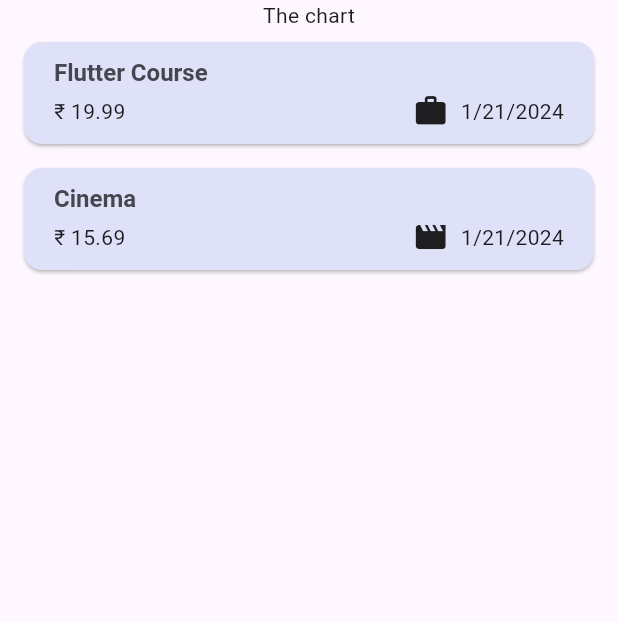
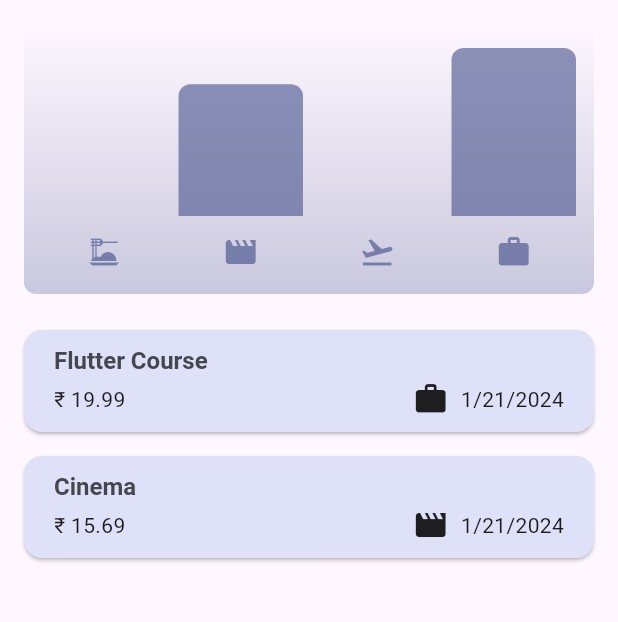
Before and after one commit to tsaransh/flutter.Expense-Tracker, a Flutter app: the screen it shows after launch, on a phone screen of 412 x 824 dp, the part 84-706 px from its top. Run offline on Flutter 3.47's test engine with Material 3 defaults, Android fonts, the phone set to English and light mode, and no system bars.

Commit message:
chart bar added

```diff
--- a/lib/model/Expense.dart
+++ b/lib/model/Expense.dart
@@ -9,10 +9,10 @@ final formatter = DateFormat.yMd();
 enum Category { food, travel, leisure, work }
 
 const categoryIcon = {
-  Category.food: Icon(Icons.dinner_dining),
-  Category.travel: Icon(Icons.flight_takeoff),
-  Category.leisure: Icon(Icons.movie),
-  Category.work: Icon(Icons.work)
+  Category.food: Icons.dinner_dining,
+  Category.travel: Icons.flight_takeoff,
+  Category.leisure: Icons.movie,
+  Category.work: Icons.work,
 };
 
 class Expense {
@@ -33,3 +33,23 @@ class Expense {
     return formatter.format(date);
   }
 }
+
+class ExpenseBucket {
+  const ExpenseBucket({required this.category, required this.expenseList});
+
+  ExpenseBucket.forCategory(List<Expense> allExpense, this.category)
+      : expenseList = allExpense
+            .where((expense) => expense.category == category)
+            .toList();
+
+  final List<Expense> expenseList;
+  final Category category;
+
+  double get totalExpense {
+    double sum = 0;
+    for (Expense exp in expenseList) {
+      sum += exp.amount;
+    }
+    return sum;
+  }
+}
--- /dev/null
+++ b/lib/widgets/chart_widgets/chart.dart
@@ -0,0 +1,94 @@
+import 'package:expense_tracker/model/Expense.dart';
+import 'package:expense_tracker/widgets/chart_widgets/chart_bar.dart';
+import 'package:flutter/material.dart';
+
+class Chart extends StatelessWidget {
+  const Chart({super.key, required this.expenses});
+
+  final List<Expense> expenses;
+
+  List<ExpenseBucket> get buckets {
+    return [
+      ExpenseBucket.forCategory(expenses, Category.food),
+      ExpenseBucket.forCategory(expenses, Category.leisure),
+      ExpenseBucket.forCategory(expenses, Category.travel),
+      ExpenseBucket.forCategory(expenses, Category.work),
+    ];
+  }
+
+  double get maxTotalExpense {
+    double maxTotalExpense = 0;
+
+    for (final bucket in buckets) {
+      if (bucket.totalExpense > maxTotalExpense) {
+        maxTotalExpense = bucket.totalExpense;
+      }
+    }
+
+    return maxTotalExpense;
+  }
+
+  @override
+  Widget build(BuildContext context) {
+    final isDarkMode =
+        MediaQuery.of(context).platformBrightness == Brightness.dark;
+    return Container(
+      margin: const EdgeInsets.all(16),
+      padding: const EdgeInsets.symmetric(
+        vertical: 16,
+        horizontal: 8,
+      ),
+      width: double.infinity,
+      height: 180,
+      decoration: BoxDecoration(
+        borderRadius: BorderRadius.circular(8),
+        gradient: LinearGradient(
+          colors: [
+            Theme.of(context).colorScheme.primary.withOpacity(0.3),
+            Theme.of(context).colorScheme.primary.withOpacity(0.0)
+          ],
+          begin: Alignment.bottomCenter,
+          end: Alignment.topCenter,
+        ),
+      ),
+      child: Column(
+        children: [
+          Expanded(
+            child: Row(
+              crossAxisAlignment: CrossAxisAlignment.end,
+              children: [
+                for (final bucket in buckets) // alternative to map()
+                  ChartBar(
+                    fill: bucket.totalExpense == 0
+                        ? 0
+                        : bucket.totalExpense / maxTotalExpense,
+                  )
+              ],
+            ),
+          ),
+          const SizedBox(height: 12),
+          Row(
+            children: buckets
+                .map(
+                  (bucket) => Expanded(
+                    child: Padding(
+                      padding: const EdgeInsets.symmetric(horizontal: 4),
+                      child: Icon(
+                        categoryIcon[bucket.category],
+                        color: isDarkMode
+                            ? Theme.of(context).colorScheme.secondary
+                            : Theme.of(context)
+                                .colorScheme
+                                .primary
+                                .withOpacity(0.7),
+                      ),
+                    ),
+                  ),
+                )
+                .toList(),
+          )
+        ],
+      ),
+    );
+  }
+}
--- /dev/null
+++ b/lib/widgets/chart_widgets/chart_bar.dart
@@ -0,0 +1,34 @@
+import 'package:flutter/material.dart';
+
+class ChartBar extends StatelessWidget {
+  const ChartBar({
+    super.key,
+    required this.fill,
+  });
+
+  final double fill;
+
+  @override
+  Widget build(BuildContext context) {
+    final isDarkMode =
+        MediaQuery.of(context).platformBrightness == Brightness.dark;
+    return Expanded(
+      child: Padding(
+        padding: const EdgeInsets.symmetric(horizontal: 4),
+        child: FractionallySizedBox(
+          heightFactor: fill,
+          child: DecoratedBox(
+            decoration: BoxDecoration(
+              shape: BoxShape.rectangle,
+              borderRadius:
+                  const BorderRadius.vertical(top: Radius.circular(8)),
+              color: isDarkMode
+                  ? Theme.of(context).colorScheme.secondary
+                  : Theme.of(context).colorScheme.primary.withOpacity(0.65),
+            ),
+          ),
+        ),
+      ),
+    );
+  }
+}
--- a/lib/widgets/expenses.dart
+++ b/lib/widgets/expenses.dart
@@ -1,4 +1,5 @@
 import 'package:expense_tracker/model/Expense.dart';
+import 'package:expense_tracker/widgets/chart_widgets/chart.dart';
 import 'package:expense_tracker/widgets/expenses_widgets/expense_list.dart';
 import 'package:expense_tracker/widgets/new_expense.dart';
 import 'package:flutter/material.dart';
@@ -91,7 +92,7 @@ class _ExpensesState extends State<Expenses> {
       ),
       body: Column(
         children: [
-          const Text('The chart'),
+          Chart(expenses: _registeredExpenses),
           Expanded(
             child: mainContent,
           ),
--- a/lib/widgets/expenses_widgets/expense_item.dart
+++ b/lib/widgets/expenses_widgets/expense_item.dart
@@ -25,7 +25,7 @@ class ExpenseItem extends StatelessWidget {
               const Spacer(),
               Row(
                 children: [
-                  categoryIcon[expense.category]!,
+                  Icon(categoryIcon[expense.category]),
                   const SizedBox(width: 8),
                   Text(expense.formattedDate)
                 ],
```
